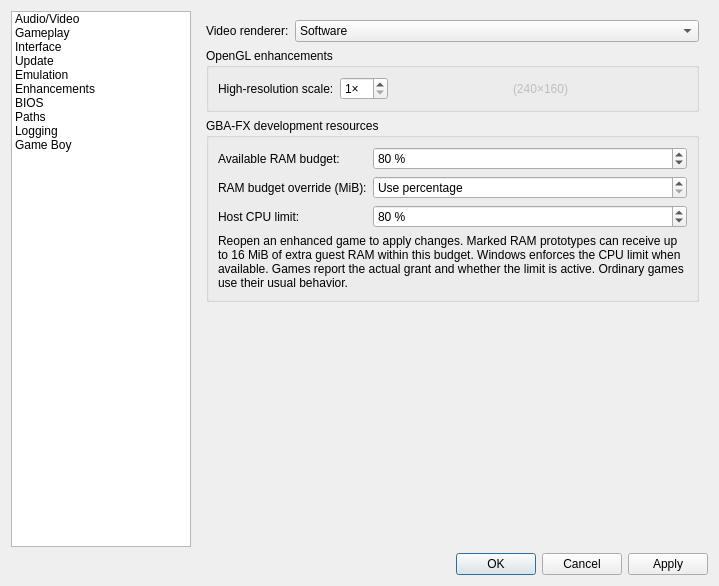
This is src/platform/qt/SettingsView.ui in Youbal-oops/mgba-fx as Qt 5 draws it before an edit. The edited form follows.
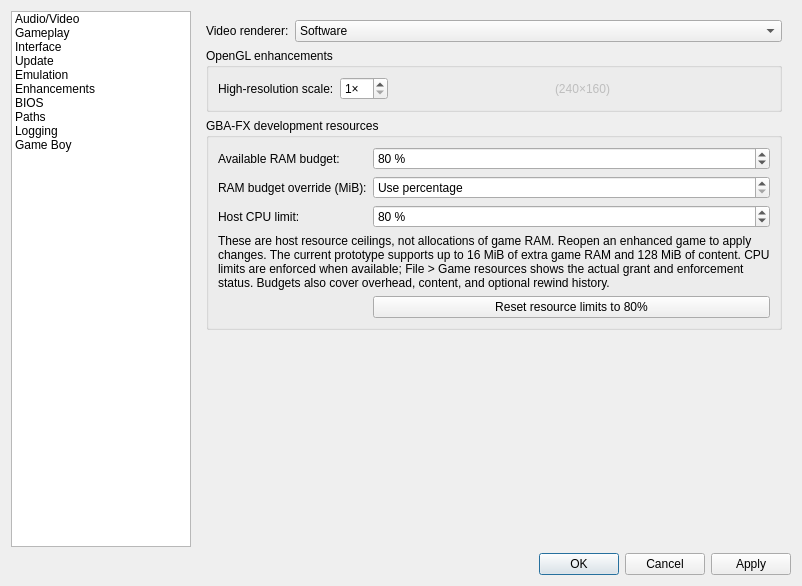
This is the edited form. The open tabs and pages were chosen to show the change.

Commit message:
GBA: Add adaptive FX games, enhanced states, and desktop resources
Preserve expanded RAM, content banks, and arithmetic timing in validated raw/PNG states with rollback and bounded rewind. Add adaptive diagnostics, live desktop resource status, and conservative shared memory budgets with same-window replacement support.

Validation: 28 desktop suites, 41 enhanced FX cases, 33 default FX cases, sixteen complete diagnostic screens, and 184 visual passes with 88 expected failures.

Diff of the .ui file:
```diff
--- a/src/platform/qt/SettingsView.ui
+++ b/src/platform/qt/SettingsView.ui
@@ -1507,7 +1507,14 @@
              <bool>true</bool>
             </property>
             <property name="text">
-              <string>Reopen an enhanced game to apply changes. Marked RAM prototypes can receive up to 16 MiB of extra guest RAM within this budget. Windows enforces the CPU limit when available. Games report the actual grant and whether the limit is active. Ordinary games use their usual behavior.</string>
+              <string>These are host resource ceilings, not allocations of game RAM. Reopen an enhanced game to apply changes. The current prototype supports up to 16 MiB of extra game RAM and 128 MiB of content. CPU limits are enforced when available; File > Game resources shows the actual grant and enforcement status. Budgets also cover overhead, content, and optional rewind history.</string>
+            </property>
+           </widget>
+          </item>
+          <item row="4" column="1">
+           <widget class="QPushButton" name="fxDefaults">
+            <property name="text">
+             <string>Reset resource limits to 80%</string>
             </property>
            </widget>
           </item>
```
The commit also changes 42 other files.
